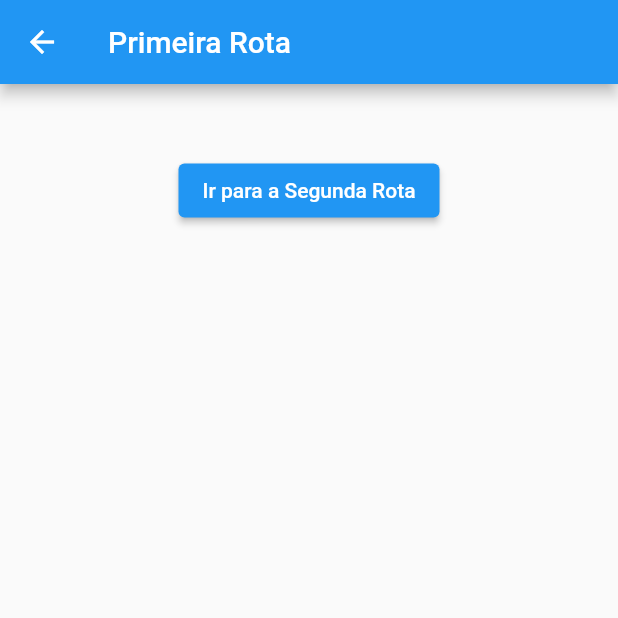
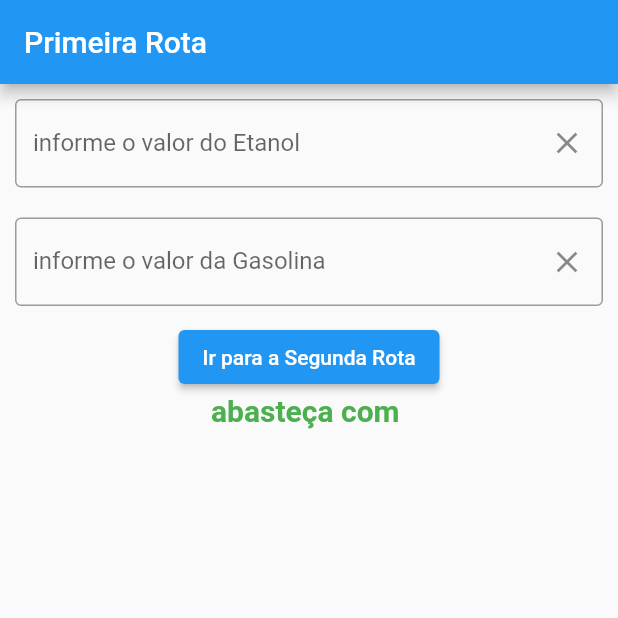
Before and after one commit to breno-444/praticas-e-atividades, a Flutter app: the PrimeiraRota screen opened directly, on a phone screen of 412 x 824 dp, the top half of it. Run offline on Flutter 3.47's test engine with Material 2 defaults, Android fonts, the phone set to English and light mode, and no system bars; missing offline and left inert: dart:html, dart:js.

Commit message:
ex_15_1_e_2

```diff
--- a/flutter_ex_15/lib/main.dart
+++ b/flutter_ex_15/lib/main.dart
@@ -2,53 +2,130 @@ import 'package:flutter/material.dart';
 
 void main() => runApp(
       MaterialApp(
-        initialRoute: '/segunda',
-        routes: {
-          '/segunda': (context) => SegundaRota(),
-          '/': (context) => PrimeiraRota(),
-
-        },
+        home: PrimeiraRota(),
       ),
     );
 
 // O objeto da classe mensagem será enviado para a segunda rota.
+class Preco {
+  double etanol;
+  double gasolina;
+  Preco(this.etanol, this.gasolina);
+  razao() => etanol / gasolina;
+}
 
 class PrimeiraRota extends StatefulWidget {
-  PrimeiraRotaState createState() {
-    return PrimeiraRotaState();
-  }
+  @override
+  State<PrimeiraRota> createState() => _PrimeiraRotaState();
 }
 
-class PrimeiraRotaState extends State<PrimeiraRota> {
-  var mensagem = ('');
+class _PrimeiraRotaState extends State<PrimeiraRota> {
+  final TextEditingController etanolController = TextEditingController();
+
+  final TextEditingController gasolinaController = TextEditingController();
+  String resp = '';
   @override
   Widget build(BuildContext context) {
     return Scaffold(
       appBar: AppBar(
-        title: Text('Primeira Rota'),
+        title: Text("Primeira Rota"),
+      ),
+      body: Column(
+        children: [
+          Container(
+            margin: EdgeInsets.all(10),
+            child: TextField(
+              controller: etanolController,
+              decoration: InputDecoration(
+                suffixIcon: IconButton(
+                  onPressed: () => etanolController.clear(),
+                  icon: Icon(Icons.clear),
+                ),
+                border: OutlineInputBorder(),
+                labelText: 'informe o valor do Etanol',
+              ),
+            ),
+          ),
+          Container(
+            margin: EdgeInsets.all(10),
+            child: TextField(
+              controller: gasolinaController,
+              decoration: InputDecoration(
+                suffixIcon: IconButton(
+                  onPressed: () => gasolinaController.clear(),
+                  icon: Icon(Icons.clear),
+                ),
+                border: OutlineInputBorder(),
+                labelText: 'informe o valor da Gasolina',
+              ),
+            ),
+          ),
+          ElevatedButton(
+            onPressed: () {
+              double etanol = double.parse(etanolController.text);
+              double gasolina = double.parse(gasolinaController.text);
+              Preco preco = Preco(etanol, gasolina);
+              Navigator.push(
+                context,
+                MaterialPageRoute(
+                  builder: (context) => SegundaRota(preco),
+                ),
+              ).then(
+                (resposta) => setState(() => resp = resposta),
+              );
+            },
+            child: Text('Ir para a Segunda Rota'),
+          ),
+          Text(
+            'abasteça com $resp',
+            style: TextStyle(
+              fontSize: 20,
+              color: Colors.green,
+              fontWeight: FontWeight.bold,
+            ),
+          ),
+        ],
+      ),
+    );
+  }
+}
+
+class SegundaRota extends StatelessWidget {
+  final Preco preco;
+  SegundaRota(this.preco);
+  @override
+  Widget build(BuildContext context) {
+    String resp = 'gasolina';
+
+    if (preco.razao() < 0.7) {
+      resp = 'etanol';
+    }
+    return Scaffold(
+      appBar: AppBar(
+        title: Text('Segunda Rota'),
       ),
       body: Center(
         child: Column(
           children: [
             Text(
-              '$mensagem',
+              '${preco.etanol.toStringAsFixed(2)} / ${preco.gasolina.toStringAsFixed(2)} = ${preco.razao().toStringAsFixed(2)}',
               style: TextStyle(
                 fontSize: 40,
                 color: Colors.green,
                 fontWeight: FontWeight.bold,
               ),
             ),
+            Text(
+              'abasteça com $resp',
+              style: TextStyle(
+                fontSize: 25,
+                color: Colors.blue,
+              ),
+            ),
             ElevatedButton(
-              child: Text('Ir para a Segunda Rota'),
+              child: Text('Ir para a Primeira Rota'),
               onPressed: () {
-                Navigator.push(
-                  context,
-                  MaterialPageRoute(builder: (context) => SegundaRota()),
-                ).then((resp) {
-                  setState(() {
-                    mensagem = resp;
-                  });
-                });
+                Navigator.pop(context, resp);
               },
             ),
           ],
@@ -57,71 +134,3 @@ class PrimeiraRotaState extends State<PrimeiraRota> {
     );
   }
 }
-
-class SegundaRota extends StatelessWidget {
-  TextEditingController num01Controller = TextEditingController();
-  TextEditingController num02Controller = TextEditingController();
-  String resp = "";
-
-  get body => null;
-  somar() {
-    int num01 = int.parse(this.num01Controller.text);
-    int num02 = int.parse(this.num02Controller.text);
-    int soma = num01 + num02;
-    this.resp = '$num01 + $num02 = $soma';
-    return this.resp;
-  }
-
-  @override
-  Widget build(BuildContext context) {
-    return Scaffold(
-      appBar: AppBar(
-        title: Text("Segunda Rota"),
-      ),
-      body: Column(
-        children: [
-          Container(
-            margin: EdgeInsets.all(10),
-            child: TextField(
-              controller: num01Controller,
-              decoration: InputDecoration(
-                suffixIcon: IconButton(
-                  onPressed: () => num01Controller.clear(),
-                  icon: Icon(Icons.clear),
-                ),
-                border: OutlineInputBorder(),
-                labelText: 'informe o primeiro número',
-              ),
-            ),
-          ),
-          Container(
-            margin: EdgeInsets.all(10),
-            child: TextField(
-              controller: num02Controller,
-              decoration: InputDecoration(
-                suffixIcon: IconButton(
-                  onPressed: () => num02Controller.clear(),
-                  icon: Icon(Icons.clear),
-                ),
-                border: OutlineInputBorder(),
-                labelText: 'informe o segundo número',
-              ),
-            ),
-          ),
-          Column(
-            mainAxisAlignment: MainAxisAlignment.spaceEvenly,
-            children: [
-              ElevatedButton(
-                onPressed: () {
-                  print(somar());
-                  Navigator.pop(context, resp);
-                },
-                child: Text('Voltar para a Primeira Rota'),
-              ),
-            ],
-          ),
-        ],
-      ),
-    );
-  }
-}
```
